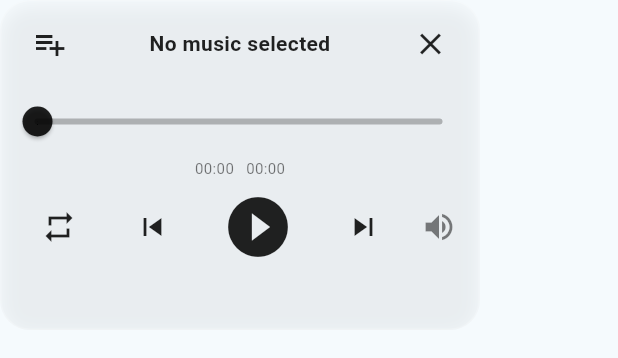
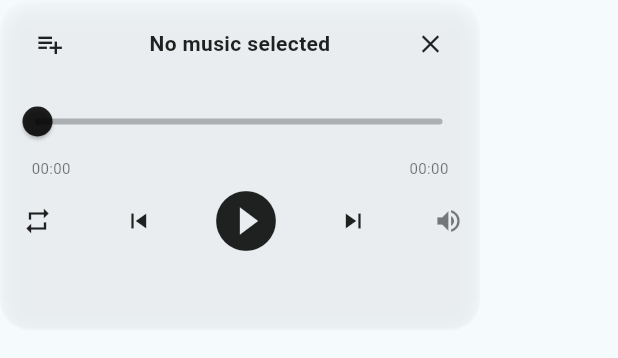
Before and after one commit to ChenXu233/ToDoTimeSquare, a Flutter app: the MusicPlayerWidget widget shown alone on an empty page, opened directly, after a tap on the "music note" icon, on a phone screen of 412 x 824 dp. Shown: the top 358 px of the screen. Run offline on Flutter 3.47's test engine with Material 3 defaults, Android fonts, the phone set to English and light mode, and no system bars; our stand-ins replace confetti, drift, equatable, file_picker, flutter_local_notifications, go_router and 4 more; missing offline and left inert: bitsdojo_window, flutter_displaymode, just_audio_media_kit; accounts and stored records are empty; generated files the repository leaves out were written again; network calls fail.

Commit message:
✨ feat(music): 优化音乐播放器对话框 UI 布局
- 优化音乐导入弹窗 TabBarView 高度计算，防止溢出
- 为音乐播放器添加滚动视图，防止小屏幕下内容溢出
- 统一按钮尺寸约束，提升触摸目标可点击性
- 优化进度条和时间显示的布局对齐
- 修复文本溢出问题（添加 maxLines: 1）

```diff
--- a/lib/screens/pomodoro/widgets/music_import_widget.dart
+++ b/lib/screens/pomodoro/widgets/music_import_widget.dart
@@ -1,3 +1,4 @@
+import 'dart:math' as math;
 import 'package:flutter/material.dart';
 import 'package:provider/provider.dart';
 import '../../../providers/background_music_provider.dart';
@@ -38,6 +39,11 @@ class _MusicImportWidgetState extends State<MusicImportWidget> with SingleTicker
             constraints.hasBoundedWidth && constraints.maxWidth > 0
             ? constraints.maxWidth
             : MediaQuery.of(context).size.width * 0.5;
+        final availableHeight =
+            constraints.hasBoundedHeight && constraints.maxHeight > 0
+            ? constraints.maxHeight
+            : MediaQuery.of(context).size.height * 0.85;
+
         return ConstrainedBox(
           constraints: BoxConstraints(maxWidth: availableWidth),
           child: GlassContainer(
@@ -103,7 +109,8 @@ class _MusicImportWidgetState extends State<MusicImportWidget> with SingleTicker
                   ],
                 ),
                 const SizedBox(height: 16),
-                Expanded(
+                SizedBox(
+                  height: math.min(availableHeight * 0.6, 600),
                   child: TabBarView(
                     controller: _tabController,
                     children: [
--- a/lib/screens/pomodoro/widgets/music_player_dialog.dart
+++ b/lib/screens/pomodoro/widgets/music_player_dialog.dart
@@ -152,6 +152,8 @@ class _MusicPlayerWidgetState extends State<MusicPlayerWidget>
       opacity: 0.1,
       child: SizedBox(
         width: 320,
+        child: SingleChildScrollView(
+          physics: const ClampingScrollPhysics(),
           child: Column(
             mainAxisSize: MainAxisSize.min,
             children: [
@@ -162,9 +164,15 @@ class _MusicPlayerWidgetState extends State<MusicPlayerWidget>
                 mainAxisAlignment: MainAxisAlignment.spaceBetween,
                 children: [
                   IconButton(
+                      constraints: const BoxConstraints.tightFor(
+                        width: 40,
+                        height: 40,
+                      ),
+                      padding: EdgeInsets.zero,
                     icon: Icon(
                       Icons.playlist_add,
                       color: primaryColor,
+                        size: 20,
                     ),
                     onPressed: () {
                       showDialog(
@@ -219,6 +227,7 @@ class _MusicPlayerWidgetState extends State<MusicPlayerWidget>
                             color: primaryColor,
                           ),
                           overflow: TextOverflow.ellipsis,
+                            maxLines: 1,
                         ),
                         if (artist.isNotEmpty)
                           Text(
@@ -228,6 +237,7 @@ class _MusicPlayerWidgetState extends State<MusicPlayerWidget>
                                 color: isDark ? Colors.white60 : Colors.black54,
                               ),
                           overflow: TextOverflow.ellipsis,
+                              maxLines: 1,
                         ),
                       // 错误提示（紧凑模式）
                       if (provider.hasError)
@@ -248,7 +258,12 @@ class _MusicPlayerWidgetState extends State<MusicPlayerWidget>
                   ),
                 ),
                 IconButton(
-                  icon: Icon(Icons.close, color: primaryColor),
+                      constraints: const BoxConstraints.tightFor(
+                        width: 40,
+                        height: 40,
+                      ),
+                      padding: EdgeInsets.zero,
+                      icon: Icon(Icons.close, color: primaryColor, size: 20),
                   onPressed: () => collapse(),
                 ),
               ],
@@ -284,7 +299,7 @@ class _MusicPlayerWidgetState extends State<MusicPlayerWidget>
                       Padding(
                         padding: const EdgeInsets.symmetric(horizontal: 20),
                         child: Row(
-                          mainAxisSize: MainAxisSize.min,
+                              mainAxisAlignment: MainAxisAlignment.spaceBetween,
                           children: [
                             Text(
                               _formatDuration(position),
@@ -313,9 +328,15 @@ class _MusicPlayerWidgetState extends State<MusicPlayerWidget>
 
           // Controls
           Row(
-            mainAxisAlignment: MainAxisAlignment.spaceEvenly,
+                mainAxisAlignment: MainAxisAlignment.spaceBetween,
             children: [
               IconButton(
+                    constraints: const BoxConstraints.tightFor(
+                      width: 40,
+                      height: 40,
+                    ),
+                    padding: EdgeInsets.zero,
+                    iconSize: 20,
                 icon: Icon(
                   _getModeIcon(provider.playbackMode),
                   color: primaryColor,
@@ -324,10 +345,21 @@ class _MusicPlayerWidgetState extends State<MusicPlayerWidget>
                 tooltip: _getModeTooltip(provider.playbackMode, i18n),
               ),
               IconButton(
+                    constraints: const BoxConstraints.tightFor(
+                      width: 40,
+                      height: 40,
+                    ),
+                    padding: EdgeInsets.zero,
+                    iconSize: 20,
                 icon: Icon(Icons.skip_previous, color: primaryColor),
                 onPressed: provider.playPrevious,
               ),
               IconButton(
+                    constraints: const BoxConstraints.tightFor(
+                      width: 56,
+                      height: 56,
+                    ),
+                    padding: EdgeInsets.zero,
                 icon: Icon(
                   provider.isBackgroundMusicPlaying
                       ? Icons.pause_circle_filled
@@ -338,14 +370,29 @@ class _MusicPlayerWidgetState extends State<MusicPlayerWidget>
                 iconSize: 48,
               ),
               IconButton(
+                    constraints: const BoxConstraints.tightFor(
+                      width: 40,
+                      height: 40,
+                    ),
+                    padding: EdgeInsets.zero,
+                    iconSize: 20,
                 icon: Icon(Icons.skip_next, color: primaryColor),
                 onPressed: provider.playNext,
               ),
               GestureDetector(
                 onTap: _toggleVolumeBar,
+                    child: SizedBox(
+                      width: 40,
+                      height: 40,
+                      child: Center(
                         child: Icon(
                           _getVolumeIcon(provider.backgroundMusicVolume),
-                  color: _showVolumeBar ? primaryColor : primaryColor.withOpacity(0.5),
+                          color: _showVolumeBar
+                              ? primaryColor
+                              : primaryColor.withOpacity(0.5),
+                          size: 20,
+                        ),
+                      ),
                 ),
               ),
             ],
@@ -406,6 +453,7 @@ class _MusicPlayerWidgetState extends State<MusicPlayerWidget>
         ],
       ),
     ),
+      ),
     );
 }
 
```
Also changed, not shown: 1 other file. Lines whose indentation alone changed are shown as unchanged.
